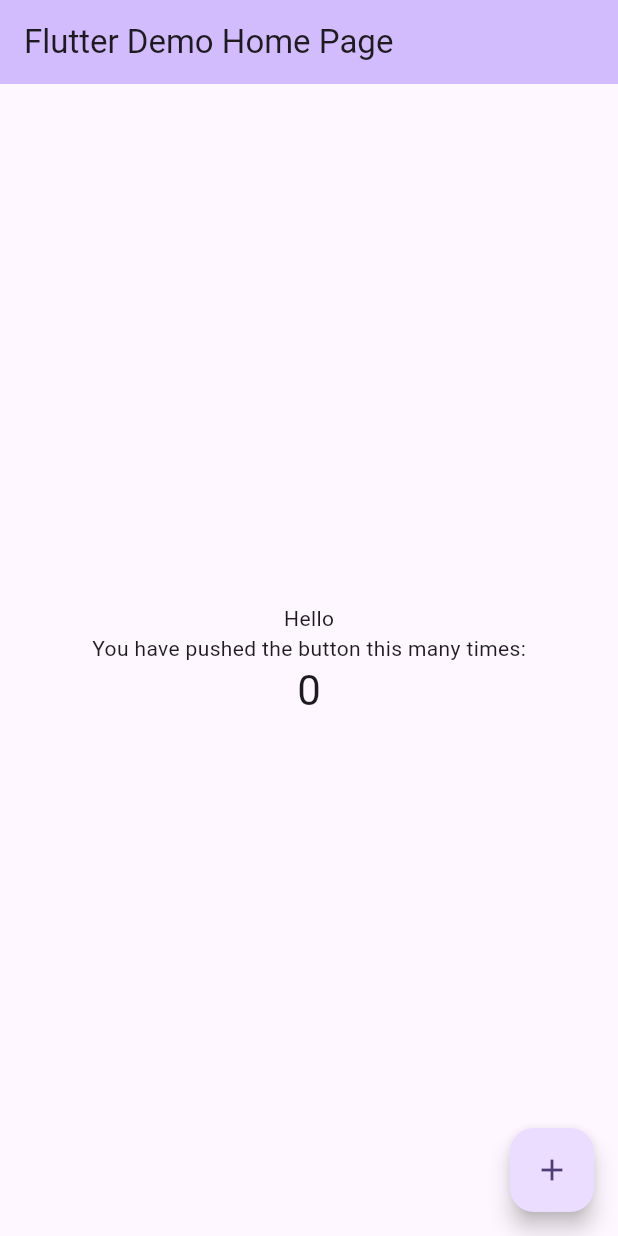
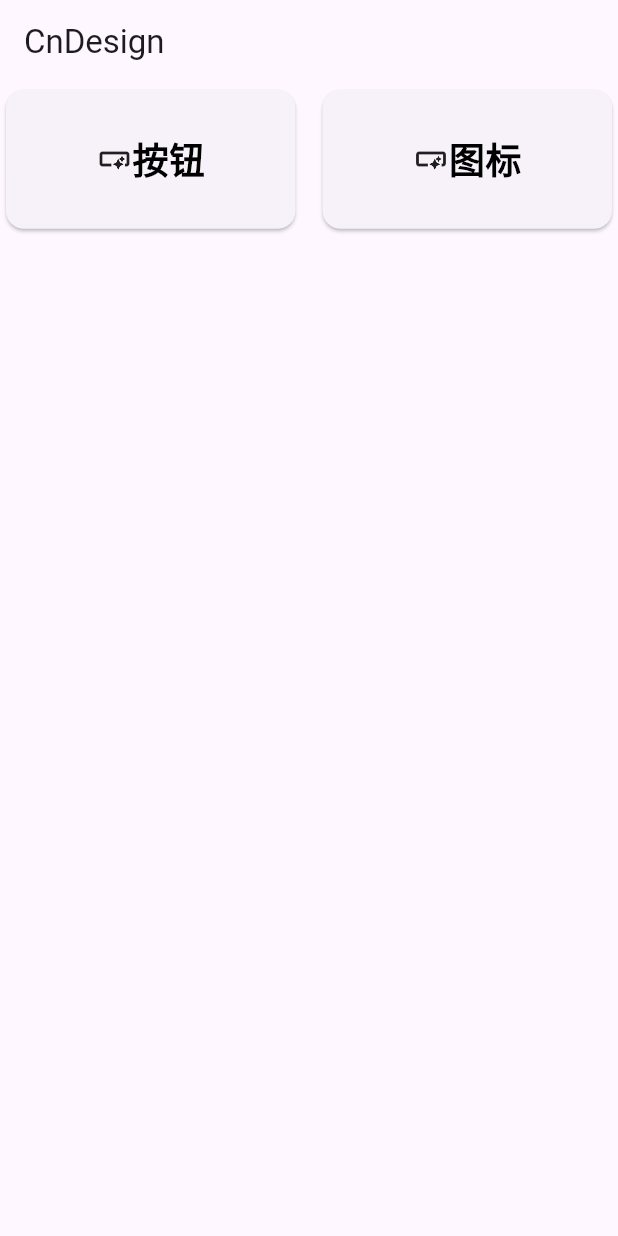
Before and after one commit to zhangheng2022/cndesign_flutter, a Flutter app: the screen it shows after launch, on a phone screen of 412 x 824 dp. Run offline on Flutter 3.47's test engine with Material 3 defaults, Android fonts, the phone set to English and light mode, and no system bars; our stand-ins replace go_router.

Commit message:
commit init

```diff
--- a/example/lib/main.dart
+++ b/example/lib/main.dart
@@ -1,107 +1,18 @@
-import 'package:cndesign_flutter/cndesign_flutter.dart';
 import 'package:flutter/material.dart';
+import 'package:example/router.dart';
 
-void main() {
-  runApp(const MyApp());
+Future<void> main() async {
+  runApp(const RunApp());
 }
 
-class MyApp extends StatelessWidget {
-  const MyApp({super.key});
-
-  // This widget is the root of your application.
+class RunApp extends StatelessWidget {
+  const RunApp({super.key});
   @override
   Widget build(BuildContext context) {
-    return MaterialApp(
-      title: 'Flutter Demo',
-      theme: ThemeData(
-        colorScheme: ColorScheme.fromSeed(seedColor: Colors.deepPurple),
-      ),
-      home: const MyHomePage(title: 'Flutter Demo Home Page'),
+    return MaterialApp.router(
+      title: 'CnDesign',
+      debugShowCheckedModeBanner: true,
+      routerConfig: AppRoutes.router,
     );
   }
 }
-
-class MyHomePage extends StatefulWidget {
-  const MyHomePage({super.key, required this.title});
-
-  // This widget is the home page of your application. It is stateful, meaning
-  // that it has a State object (defined below) that contains fields that affect
-  // how it looks.
-
-  // This class is the configuration for the state. It holds the values (in this
-  // case the title) provided by the parent (in this case the App widget) and
-  // used by the build method of the State. Fields in a Widget subclass are
-  // always marked "final".
-
-  final String title;
-
-  @override
-  State<MyHomePage> createState() => _MyHomePageState();
-}
-
-class _MyHomePageState extends State<MyHomePage> {
-  int _counter = 0;
-
-  void _incrementCounter() {
-    setState(() {
-      // This call to setState tells the Flutter framework that something has
-      // changed in this State, which causes it to rerun the build method below
-      // so that the display can reflect the updated values. If we changed
-      // _counter without calling setState(), then the build method would not be
-      // called again, and so nothing would appear to happen.
-      _counter++;
-    });
-  }
-
-  @override
-  Widget build(BuildContext context) {
-    // This method is rerun every time setState is called, for instance as done
-    // by the _incrementCounter method above.
-    //
-    // The Flutter framework has been optimized to make rerunning build methods
-    // fast, so that you can just rebuild anything that needs updating rather
-    // than having to individually change instances of widgets.
-    return Scaffold(
-      appBar: AppBar(
-        // TRY THIS: Try changing the color here to a specific color (to
-        // Colors.amber, perhaps?) and trigger a hot reload to see the AppBar
-        // change color while the other colors stay the same.
-        backgroundColor: Theme.of(context).colorScheme.inversePrimary,
-        // Here we take the value from the MyHomePage object that was created by
-        // the App.build method, and use it to set our appbar title.
-        title: Text(widget.title),
-      ),
-      body: Center(
-        child: Column(
-          // Column is also a layout widget. It takes a list of children and
-          // arranges them vertically. By default, it sizes itself to fit its
-          // children horizontally, and tries to be as tall as its parent.
-          //
-          // Column has various properties to control how it sizes itself and
-          // how it positions its children. Here we use mainAxisAlignment to
-          // center the children vertically; the main axis here is the vertical
-          // axis because Columns are vertical (the cross axis would be
-          // horizontal).
-          //
-          // TRY THIS: Invoke "debug painting" (choose the "Toggle Debug Paint"
-          // action in the IDE, or press "p" in the console), to see the
-          // wireframe for each widget.
-          mainAxisAlignment: MainAxisAlignment.center,
-          children: <Widget>[
-            const CnMainButton(),
-            const Text('You have pushed the button this many times:'),
-            Text(
-              '$_counter',
-              style: Theme.of(context).textTheme.headlineMedium,
-            ),
-          ],
-        ),
-      ),
-      floatingActionButton: FloatingActionButton(
-        onPressed: _incrementCounter,
-        tooltip: 'Increment',
-        child: const Icon(Icons.add),
-      ), // This trailing comma makes auto-formatting nicer for build methods.
-    );
-  }
-}
--- /dev/null
+++ b/example/lib/router.dart
@@ -0,0 +1,34 @@
+import 'package:go_router/go_router.dart';
+import 'package:flutter/material.dart';
+import 'package:example/ui/home/home.dart';
+import 'package:example/ui/widgets/button/button.dart';
+import 'package:example/ui/widgets/icon/icon.dart';
+
+final GlobalKey<NavigatorState> _rootNavigatorKey = GlobalKey<NavigatorState>();
+
+class AppRoutes {
+  static GoRouter router = GoRouter(
+    navigatorKey: _rootNavigatorKey,
+    initialLocation: '/home',
+    debugLogDiagnostics: true,
+    routes: <RouteBase>[
+      GoRoute(
+        name: 'home',
+        path: '/home',
+        builder: (context, state) => const HomePage(),
+      ),
+      GoRoute(
+        parentNavigatorKey: _rootNavigatorKey,
+        name: 'button',
+        path: '/button',
+        builder: (context, state) => const ButtonPage(),
+      ),
+      GoRoute(
+        parentNavigatorKey: _rootNavigatorKey,
+        name: 'icon',
+        path: '/icon',
+        builder: (context, state) => const IconPage(),
+      ),
+    ],
+  );
+}
--- /dev/null
+++ b/example/lib/ui/home/home.dart
@@ -0,0 +1,61 @@
+import 'package:flutter/material.dart';
+import 'package:go_router/go_router.dart';
+
+class HomePage extends StatelessWidget {
+  const HomePage({super.key});
+
+  @override
+  Widget build(BuildContext context) {
+    return Scaffold(
+      appBar: AppBar(title: const Text('CnDesign')),
+      body: GridView(
+        gridDelegate: const SliverGridDelegateWithFixedCrossAxisCount(
+          crossAxisCount: 2,
+          childAspectRatio: 2,
+          mainAxisSpacing: 10,
+          crossAxisSpacing: 10,
+        ),
+        children: [
+          InkWell(
+            onTap: () => context.push('/button'),
+            child: Card(
+              child: Row(
+                mainAxisAlignment: MainAxisAlignment.center,
+                children: [
+                  Icon(Icons.smart_button),
+                  Text(
+                    '按钮',
+                    style: TextStyle(
+                      fontWeight: FontWeight.bold,
+                      fontSize: 24,
+                      color: Colors.black,
+                    ),
+                  ),
+                ],
+              ),
+            ),
+          ),
+          InkWell(
+            onTap: () => context.push('/icon'),
+            child: Card(
+              child: Row(
+                mainAxisAlignment: MainAxisAlignment.center,
+                children: [
+                  Icon(Icons.smart_button),
+                  Text(
+                    '图标',
+                    style: TextStyle(
+                      fontWeight: FontWeight.bold,
+                      fontSize: 24,
+                      color: Colors.black,
+                    ),
+                  ),
+                ],
+              ),
+            ),
+          ),
+        ],
+      ),
+    );
+  }
+}
--- /dev/null
+++ b/example/lib/ui/widgets/button/button.dart
@@ -0,0 +1,25 @@
+import 'package:flutter/material.dart';
+import 'package:cndesign_flutter/cndesign_flutter.dart';
+
+class ButtonPage extends StatelessWidget {
+  const ButtonPage({super.key});
+
+  @override
+  Widget build(BuildContext context) {
+    return Scaffold(
+      appBar: AppBar(title: const Text('按钮')),
+      body: Container(
+        padding: const EdgeInsets.all(16),
+        child: Column(
+          children: [
+            Text(
+              '主要按钮',
+              style: TextStyle(fontSize: 24, fontWeight: FontWeight.bold),
+            ),
+            CnButton(text: '主要按钮', onPressed: () {}),
+          ],
+        ),
+      ),
+    );
+  }
+}
--- a/example/pubspec.yaml
+++ b/example/pubspec.yaml
@@ -36,6 +36,7 @@ dependencies:
   # The following adds the Cupertino Icons font to your application.
   # Use with the CupertinoIcons class for iOS style icons.
   cupertino_icons: ^1.0.8
+  go_router: ^14.8.1
 
 dev_dependencies:
   flutter_test:
--- a/lib/cndesign_flutter.dart
+++ b/lib/cndesign_flutter.dart
@@ -1,3 +1,3 @@
 library;
 
-export 'src/components/button/cn_main_button.dart';
+export 'src/components/button/cn_button.dart';
--- a/lib/src/components/button/cn_main_button.dart
+++ /dev/null
@@ -1,10 +0,0 @@
-import 'package:flutter/material.dart';
-
-class CnMainButton extends StatelessWidget {
-  const CnMainButton({super.key});
-
-  @override
-  Widget build(BuildContext context) {
-    return Container(child: Text('Hello'));
-  }
-}
```
Also changed, not shown: example/lib/ui/widgets/icon/icon.dart (added, +15 -0 lines), lib/src/components/button/cn_button.dart (added, +30 -0 lines), example/pubspec.lock, 4 other files.
